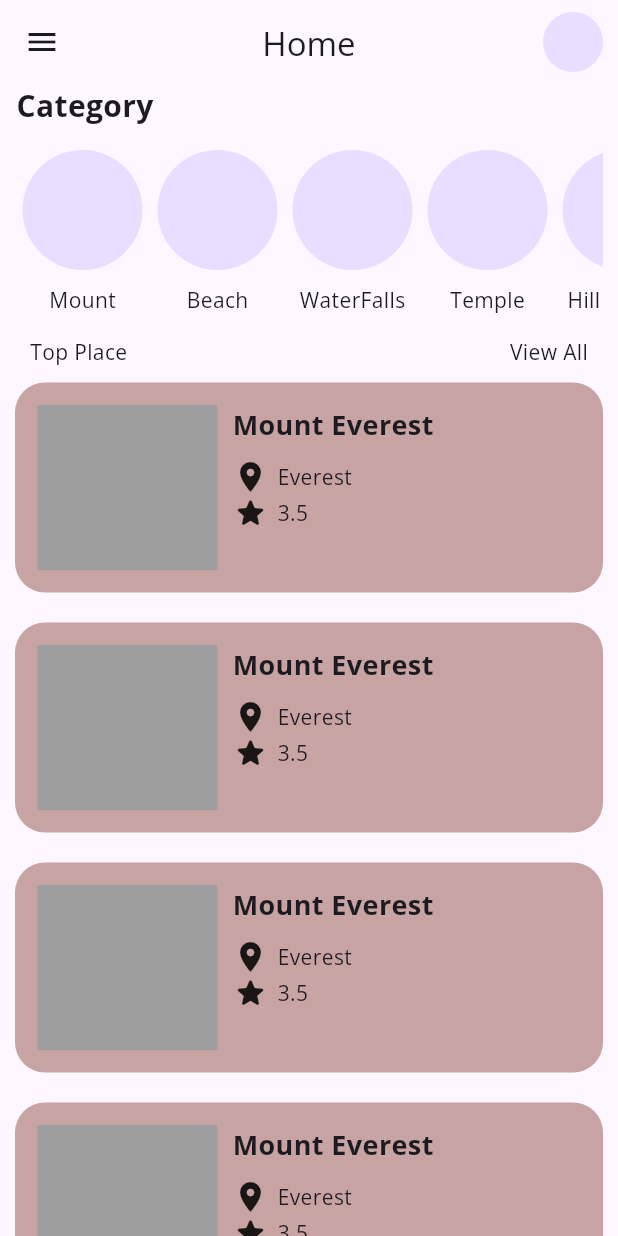
After one commit to rishapeshwaran/triptale, a Flutter app: the screen it shows after launch, after a tap on "Home Page", on a phone screen of 412 x 824 dp. The commit adds this screen. Run offline on Flutter 3.47's test engine with Material 3 defaults, Android fonts, the light colour scheme and no system bars; our stand-ins replace flutter_riverpod, google_fonts, pinput.

Commit message:
home page created

```diff
--- a/lib/src/app.dart
+++ b/lib/src/app.dart
@@ -1,6 +1,7 @@
 import 'package:flutter_riverpod/flutter_riverpod.dart';
 import 'package:flutter/material.dart';
 import 'package:google_fonts/google_fonts.dart';
+import 'package:triptale/src/presentation/home/home_page.dart';
 
 import 'presentation/trips/favorite_trips.dart';
 import 'presentation/user_auth/edit_profile.dart';
@@ -138,7 +139,16 @@ class _MyHomePageState extends State<MyHomePage> {
                         builder: (context) => Signin(),
                       ));
                 },
-                child: Text("Sign In"))
+                child: Text("Sign In")),
+            ElevatedButton(
+                onPressed: () {
+                  Navigator.push(
+                      context,
+                      MaterialPageRoute(
+                        builder: (context) => HomePage(),
+                      ));
+                },
+                child: Text("Home Page"))
           ],
         ),
       ),
--- /dev/null
+++ b/lib/src/data/dtos/places_list_dto.dart
@@ -0,0 +1,29 @@
+class Place {
+  int? placeId;
+  String? name;
+  String? description;
+  String? country;
+  String? city;
+  String? category;
+  int? categoryId;
+  List<PlaceImage>? images;
+  Location? location;
+}
+
+class PlaceImage {
+  int? imageId;
+  String? imageUrl;
+  PlaceImage({
+    this.imageId,
+    this.imageUrl,
+  });
+}
+
+class Location {
+  double? latitude;
+  double? longitude;
+  Location({
+    this.latitude,
+    this.longitude,
+  });
+}
--- /dev/null
+++ b/lib/src/presentation/home/home_page.dart
@@ -0,0 +1,125 @@
+import 'package:flutter/material.dart';
+
+class HomePage extends StatefulWidget {
+  const HomePage({super.key});
+
+  @override
+  State<HomePage> createState() => _HomePageState();
+}
+
+class _HomePageState extends State<HomePage> {
+  @override
+  Widget build(BuildContext context) {
+    List mylist = [
+      "Mount",
+      "Beach",
+      "WaterFalls",
+      "Temple",
+      "Hill Station",
+      "Forest"
+    ];
+    return Scaffold(
+      appBar: AppBar(
+        leading: Icon(Icons.menu),
+        centerTitle: true,
+        title: Text("Home"),
+        actions: [
+          CircleAvatar(),
+          SizedBox(
+            width: 10,
+          )
+        ],
+      ),
+      body: Column(
+        crossAxisAlignment: CrossAxisAlignment.start,
+        children: [
+          Text(
+            "  Category",
+            style: TextStyle(fontSize: 20, fontWeight: FontWeight.bold),
+          ),
+          Container(
+            margin: EdgeInsets.all(10),
+            height: 120,
+            // color: Colors.amber,
+            child: ListView.builder(
+              itemCount: mylist.length,
+              scrollDirection: Axis.horizontal,
+              itemBuilder: (context, index) {
+                return Column(
+                  mainAxisAlignment: MainAxisAlignment.spaceAround,
+                  children: [
+                    Container(
+                      margin: EdgeInsets.symmetric(horizontal: 5),
+                      child: CircleAvatar(
+                        maxRadius: 40,
+                      ),
+                    ),
+                    Text(mylist[index])
+                  ],
+                );
+              },
+            ),
+          ),
+          Row(
+            children: [
+              SizedBox(width: 20),
+              Text("Top Place"),
+              Expanded(child: SizedBox()),
+              Text("View All"),
+              SizedBox(width: 20),
+            ],
+          ),
+          Expanded(child: ListView.builder(
+            itemBuilder: (context, index) {
+              return Container(
+                decoration: BoxDecoration(
+                  borderRadius: BorderRadius.circular(20),
+                  color: const Color.fromARGB(255, 200, 163, 163),
+                ),
+                margin: EdgeInsets.all(10),
+                padding: EdgeInsets.all(15),
+                height: 140,
+                child: Row(
+                  children: [
+                    Container(
+                      width: 120,
+                      color: Colors.grey,
+                    ),
+                    SizedBox(width: 10),
+                    Expanded(
+                      child: Column(
+                        crossAxisAlignment: CrossAxisAlignment.start,
+                        children: [
+                          Text(
+                            "Mount Everest",
+                            style: TextStyle(
+                                fontSize: 18, fontWeight: FontWeight.bold),
+                          ),
+                          SizedBox(height: 10),
+                          Row(
+                            children: [
+                              Icon(Icons.location_on),
+                              SizedBox(width: 6),
+                              Text("Everest")
+                            ],
+                          ),
+                          Row(
+                            children: [
+                              Icon(Icons.star_rounded),
+                              SizedBox(width: 6),
+                              Text("3.5")
+                            ],
+                          )
+                        ],
+                      ),
+                    ),
+                  ],
+                ),
+              );
+            },
+          ))
+        ],
+      ),
+    );
+  }
+}
--- a/lib/src/presentation/user_auth/signin.dart
+++ b/lib/src/presentation/user_auth/signin.dart
@@ -12,6 +12,7 @@ class _SigninState extends State<Signin> {
   @override
   Widget build(BuildContext context) {
     return Scaffold(
+      appBar: AppBar(title: Text("Sign In")),
       backgroundColor: Colors.amber,
       body: Column(
         children: [
```
